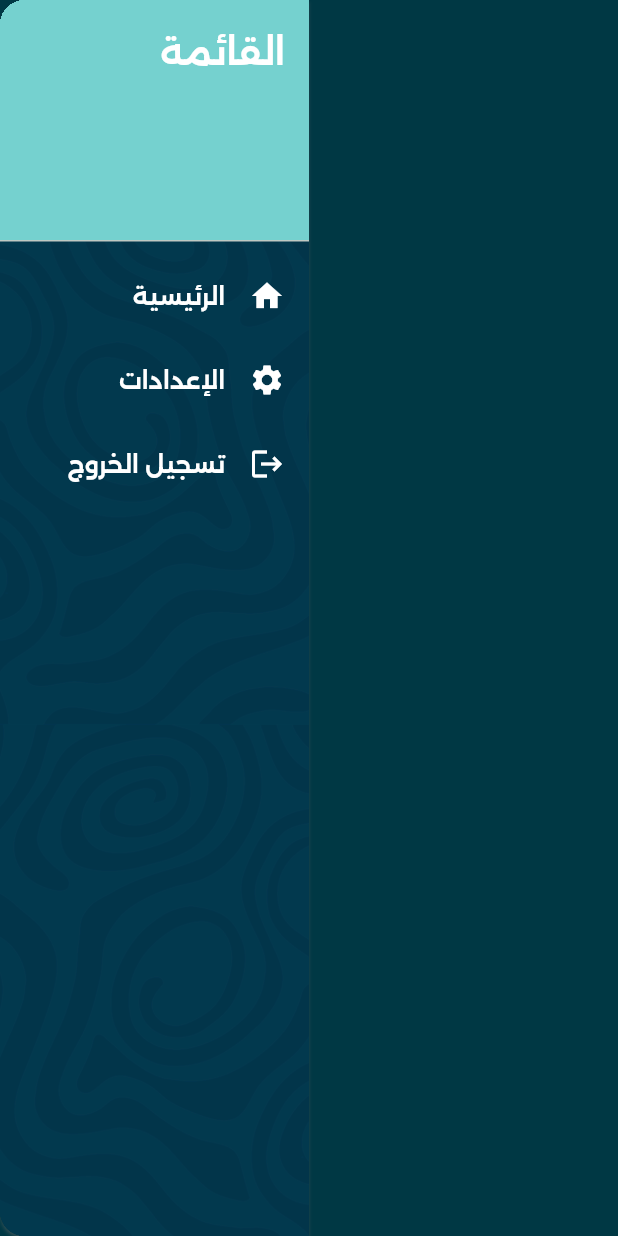
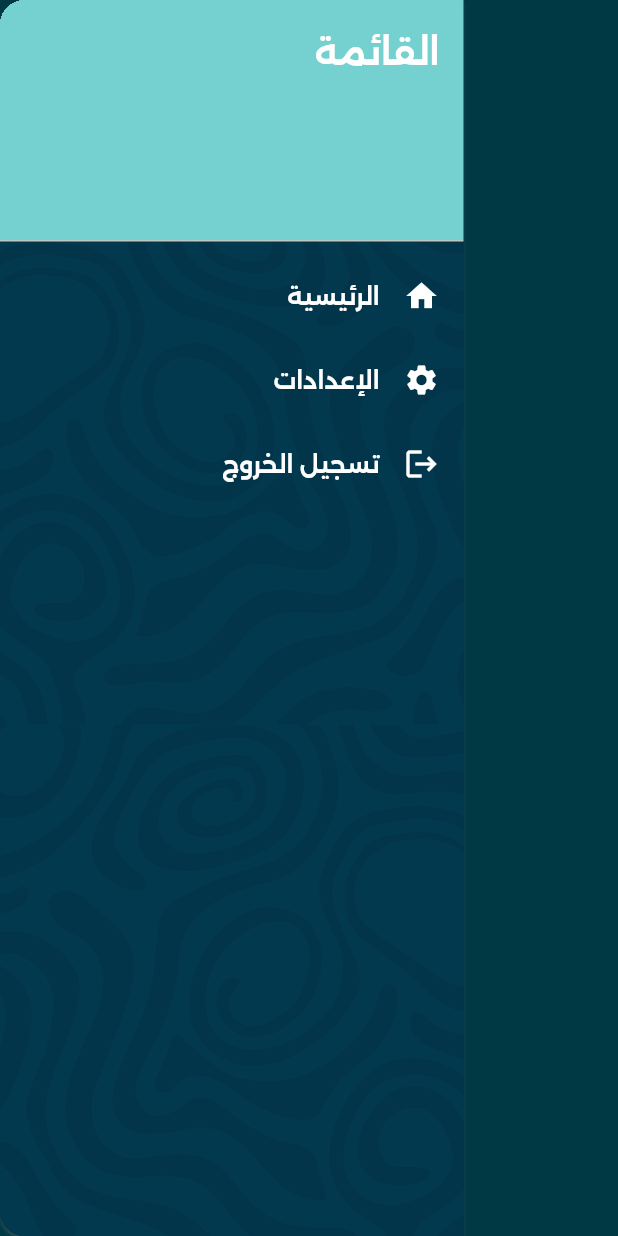
Before and after one commit to AvaAbraamChurch/Church_Service_App, a Flutter app: what drawer() shows on an empty page, opened directly, on a phone screen of 412 x 824 dp. Run offline on Flutter 3.47's test engine with Material 3 defaults, Android fonts, the phone set to English and light mode, and no system bars; our stand-ins replace bloc, circle_nav_bar, cloud_firestore, conditional_builder_null_safety, firebase_auth, firebase_core and 3 more; accounts and stored records are empty; generated files the repository leaves out were written again.

Commit message:
increase endDrawer width

```diff
--- a/lib/modules/Home/endrawer.dart
+++ b/lib/modules/Home/endrawer.dart
@@ -5,7 +5,7 @@ import 'package:flutter/material.dart';
 import '../../core/styles/colors.dart';
 
 Widget drawer(context) => Drawer(
-  width: MediaQuery.of(context).size.width * 0.5, // Set drawer width to 50% of screen width
+  width: MediaQuery.of(context).size.width * 0.75, // Set drawer width to 75% of screen width
   shadowColor: Colors.grey,
   child: Stack(
     fit: StackFit.expand,
```
